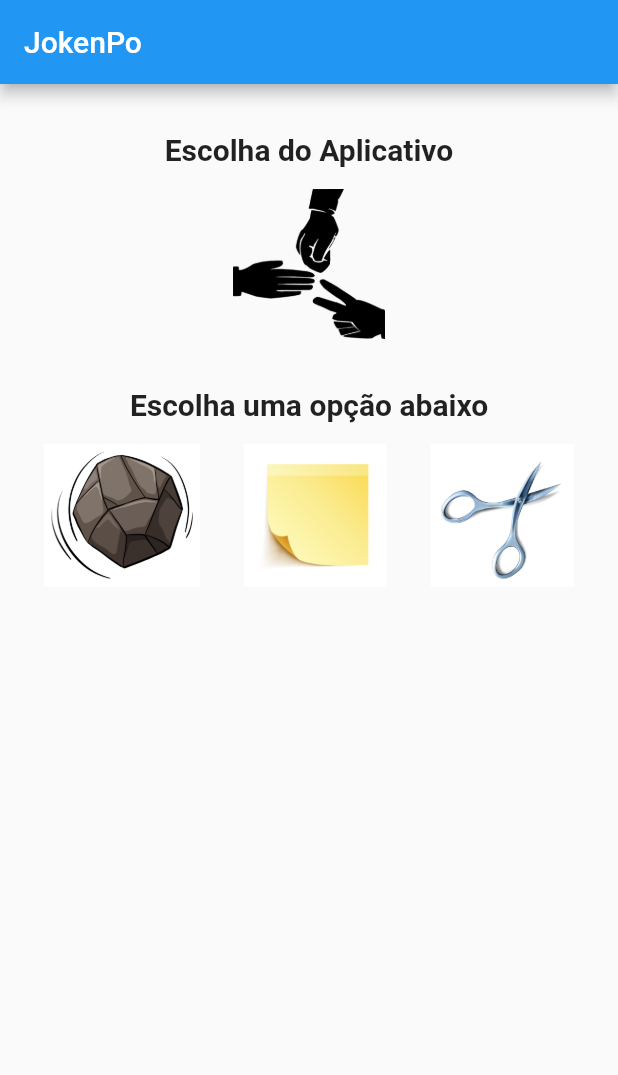
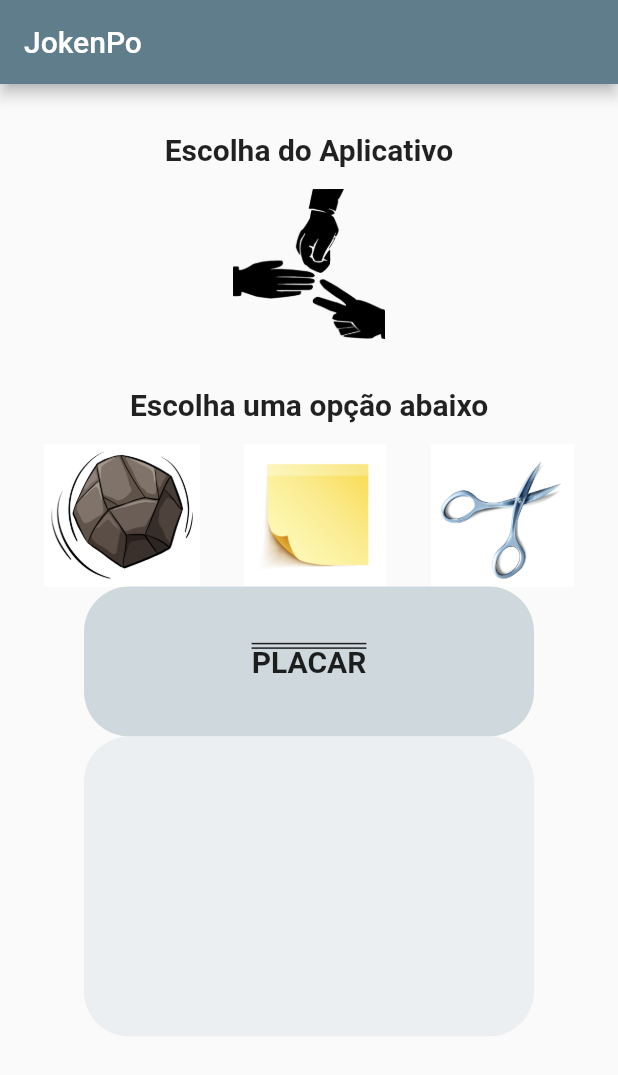
Before and after one commit to LeticiaBHB/jokenpoflutter, a Flutter app: the screen it shows after launch, on a phone screen of 412 x 824 dp. Shown: the top 1075 px of the screen. Run offline on Flutter 3.47's test engine with Material 2 defaults, Android fonts, the phone set to English and light mode, and no system bars.

Commit message:
Update jogo.dart

```diff
--- a/lib/jogo.dart
+++ b/lib/jogo.dart
@@ -16,7 +16,7 @@ class _JogoState extends State<Jogo> {
   void opcaoSelecionada(String escolhaUsuario) {
     var opcoes = ["pedra", "papel", "tesoura"];
     var numero = Random().nextInt(3);
-    var escolhaApp = opcoes [numero];
+    var escolhaApp = opcoes[numero];
     switch (escolhaApp) {
       case "pedra":
         setState(() {
@@ -40,27 +40,26 @@ class _JogoState extends State<Jogo> {
       setState(() {
         this._mensasem = "parabéns!! você ganhou";
       });
-    } else if
-    ((escolhaApp == "pedra" && escolhaUsuario == "tesoura")
-        ||
+    } else if ((escolhaApp == "pedra" && escolhaUsuario == "tesoura") ||
         (escolhaApp == "tesoura" && escolhaUsuario == "papel") ||
         (escolhaApp == "papel" && escolhaUsuario == "pedra")) {
       setState(() {
         this._mensasem = "você perdeu";
       });
-    }
-    else {
+    } else {
       setState(() {
         this._mensasem = "empatou";
       });
     }
   }
 
-
   @override
   Widget build(BuildContext context) {
     return Scaffold(
-      appBar: AppBar(title: Text("JokenPo")),
+        appBar: AppBar(
+            title: Text("JokenPo"),
+          backgroundColor: Colors.blueGrey,
+        ),
         body: Column(
           children: <Widget>[
             Padding(
@@ -74,7 +73,10 @@ Widget build(BuildContext context) {
                 ),
               ),
             ),
-          Image(image: this._imagemApp, height: 100,),
+            Image(
+              image: this._imagemApp,
+              height: 100,
+            ),
             Padding(
               padding: EdgeInsets.only(top: 32, bottom: 15),
               child: Text(
@@ -91,18 +93,56 @@ Widget build(BuildContext context) {
               children: [
                 GestureDetector(
                   onTap: () => opcaoSelecionada("pedra"),
-                child: Image.asset("assets/pedra.jpg", height: 95,),
+                  child: Image.asset(
+                    "assets/pedra.jpg",
+                    height: 95,
+                  ),
                 ),
                 GestureDetector(
                   onTap: () => opcaoSelecionada("papel"),
-                child: Image.asset("assets/papel.jpg", height: 95,),
+                  child: Image.asset(
+                    "assets/papel.jpg",
+                    height: 95,
+                  ),
                 ),
                 GestureDetector(
                   onTap: () => opcaoSelecionada("tesoura"),
-                child: Image.asset("assets/tesoura.jpg", height: 95,),
+                  child: Image.asset(
+                    "assets/tesoura.jpg",
+                    height: 95,
+                  ),
                 )
               ],
             ),
+            Container(
+              width: 300.0,
+              height: 100.0,
+              decoration: BoxDecoration(
+                borderRadius: BorderRadius.all(Radius.circular(30)),
+                color: Colors.blueGrey[100],
+              ),
+              child: Center(
+                child: Text(
+                  "PLACAR",
+                  textAlign: TextAlign.center,
+                  style: TextStyle(
+                    fontSize: 20,
+                    fontWeight: FontWeight.bold,
+                    decoration: TextDecoration.overline,
+                    decorationStyle: TextDecorationStyle.double,
+                  ),
+                ),
+              ),
+            ),
+            Container(
+              width: 300.0,
+              height: 200.0,
+              decoration: BoxDecoration(
+                borderRadius: BorderRadius.all(Radius.circular(30)),
+                color: Colors.blueGrey[50],
+              ),
+            ),
           ],
         ));
-}}
+  }
+}
```
Lines whose indentation alone changed are shown as unchanged.
